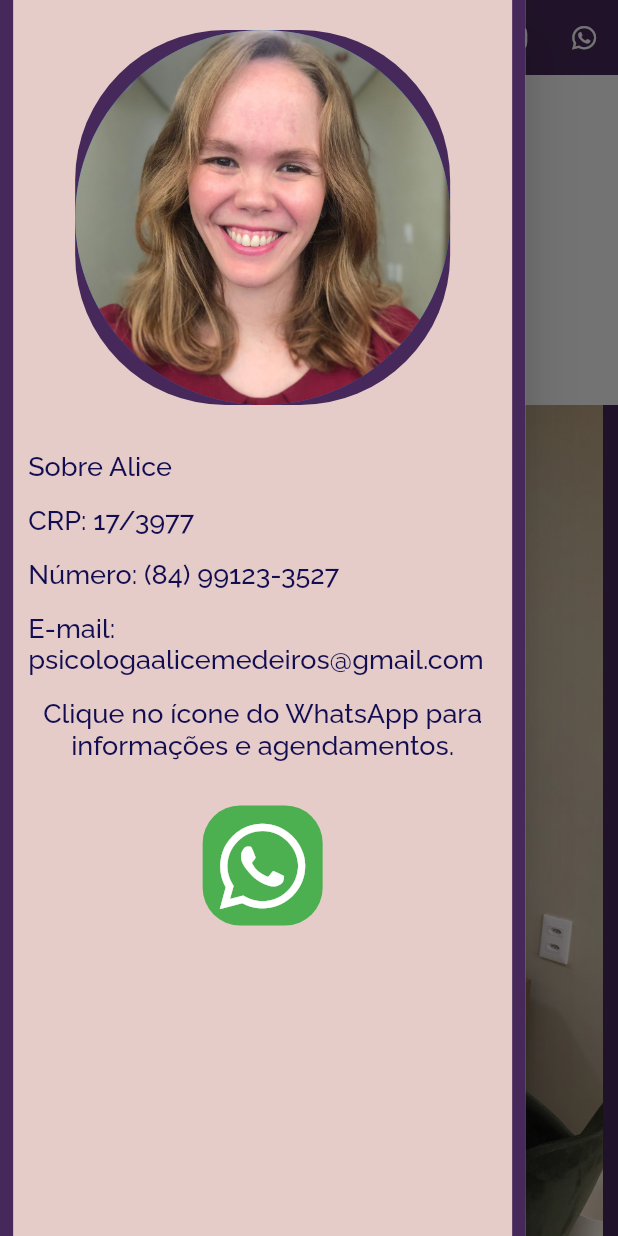
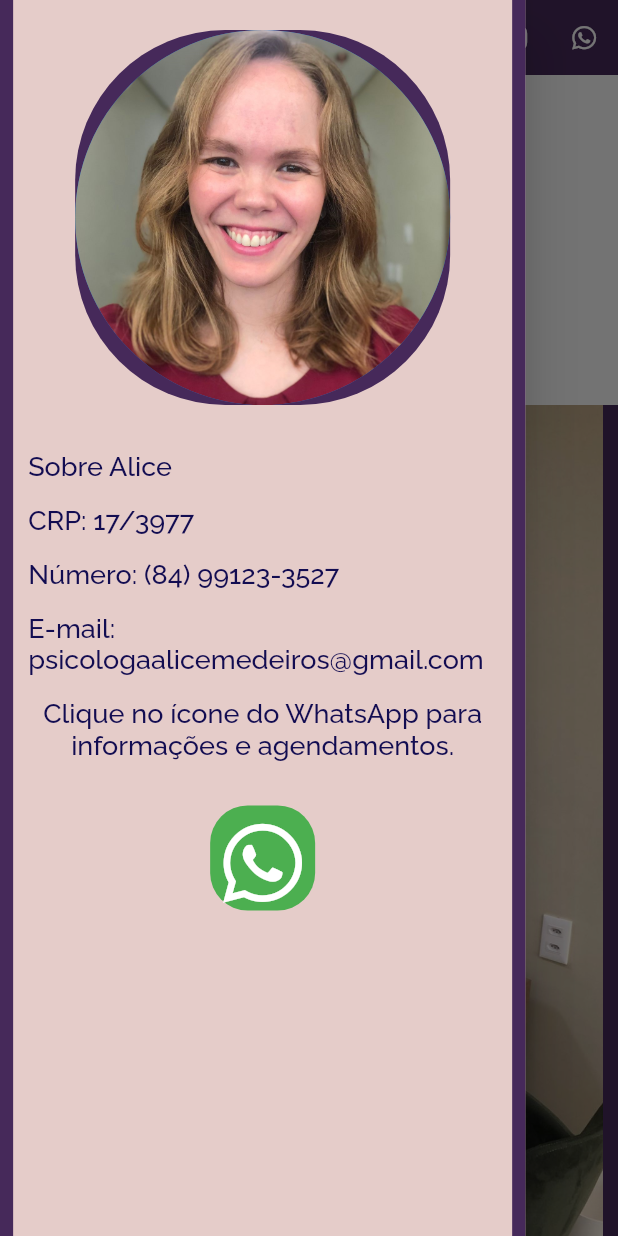
Before and after one commit to DenisRdsilva/psiAliceMedeiros, a Flutter app: the screen it shows after launch, with the side drawer open, on a phone screen of 412 x 824 dp. Run offline on Flutter 3.47's test engine with Material 2 defaults, Android fonts, the phone set to English and light mode, and no system bars; drawn by our look-alikes of flutter_image_slideshow; our stand-ins replace auto_size_text, flutter_map, font_awesome_flutter, google_fonts, latlong2, sizer and 1 more.

Commit message:
video actualized

```diff
--- a/lib/main.dart
+++ b/lib/main.dart
@@ -65,9 +65,9 @@ class _MyHomePageState extends State<MyHomePage> {
             Row(children: [
               Spacer(),
               Container(margin: EdgeInsets.only(top: 30), alignment: Alignment.center,
-                width: 80, height: 80, decoration: BoxDecoration(color:Colors.green, borderRadius: BorderRadius.circular(25)),
+                width: 70, height: 70, decoration: BoxDecoration(color:Colors.green, borderRadius: BorderRadius.circular(25)),
                 child: TextButton (onPressed: _launchURL1,
-                  child: Icon(FontAwesomeIcons.whatsapp, color:Colors.white, size: 65))),
+                  child: Icon(FontAwesomeIcons.whatsapp, color:Colors.white, size: 60))),
               Spacer()
             ]),
         ])),
```
